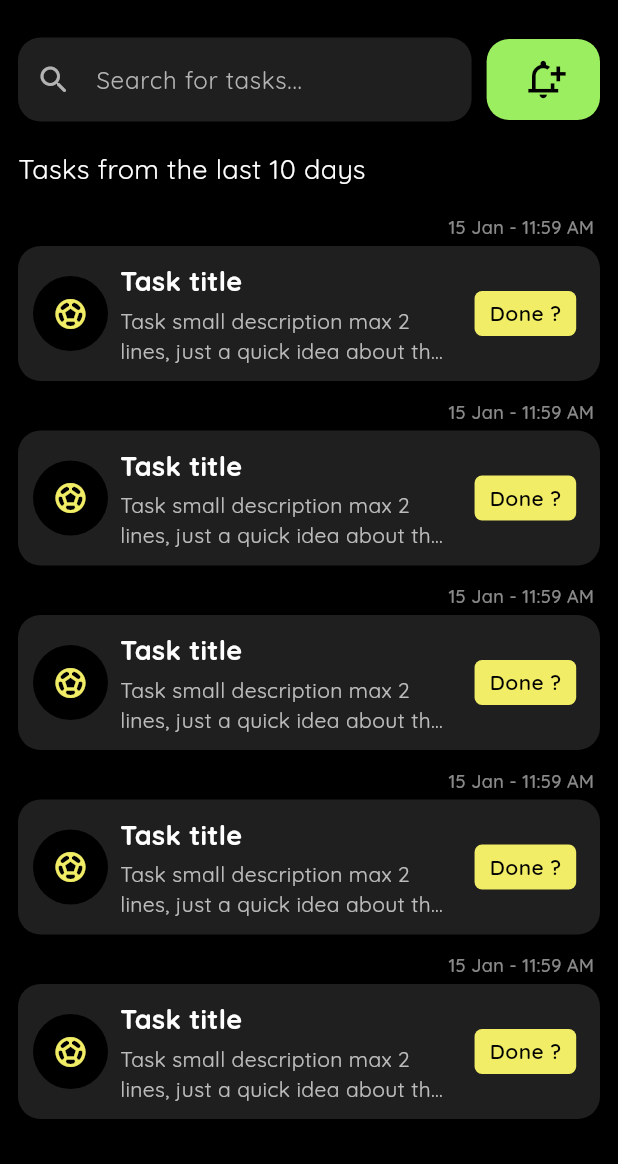
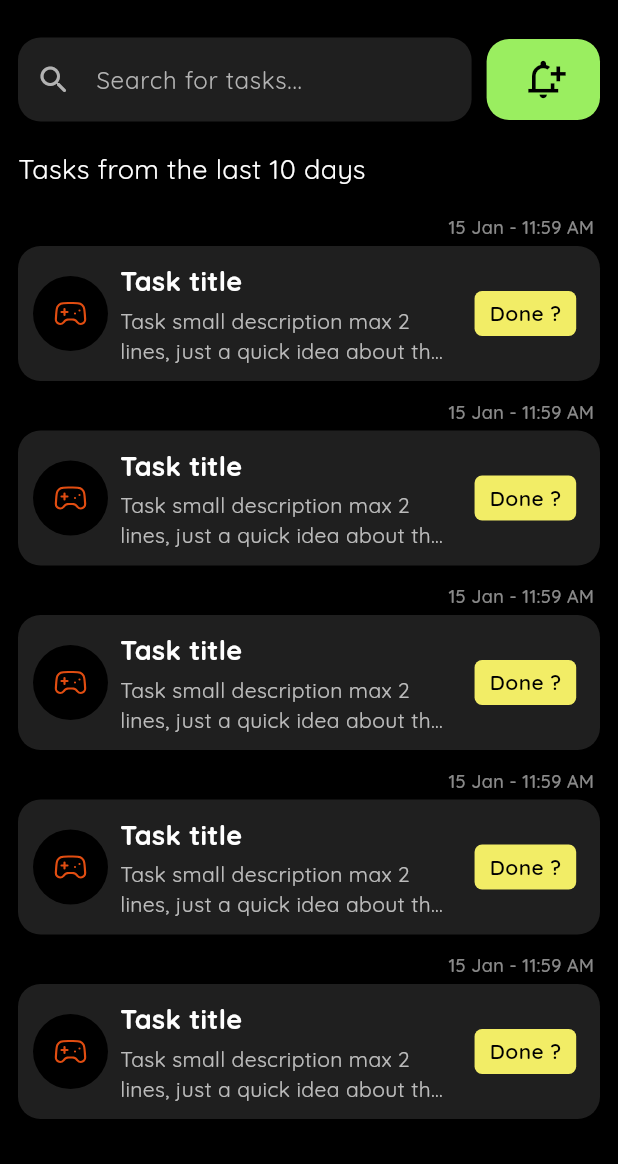
Before and after one commit to itsmeidris/reminder_of_tasks, a Flutter app: the screen it shows after launch, on a phone screen of 412 x 824 dp, the part 72-1236 px from its top. Run offline on Flutter 3.47's test engine with Material 3 defaults, Android fonts, the light colour scheme and no system bars; our stand-ins replace device_preview, flutter_local_notifications, flutter_svg, go_router, google_fonts.

Commit message:
App icon done

```diff
--- a/lib/main.dart
+++ b/lib/main.dart
@@ -28,7 +28,6 @@ class MainApp extends StatelessWidget {
         textTheme: GoogleFonts.quicksandTextTheme(), // Use Lato for all text
       ),
       debugShowCheckedModeBanner: false,
-      useInheritedMediaQuery: true,
       locale: DevicePreview.locale(context),
       builder: DevicePreview.appBuilder,
     );
--- a/lib/services/notifications_service.dart
+++ b/lib/services/notifications_service.dart
@@ -15,7 +15,7 @@ class NotificationsService {
 
     //ANDROID INIT SETTINGS
     const initSettingsAndroid =
-        AndroidInitializationSettings('@mipmap/ic_launcher');
+        AndroidInitializationSettings('assets/reminder.png');
 
     //IOS INIT SETTINGS
     const initSettingsIOS = DarwinInitializationSettings(
--- a/lib/views/widgets/custom_notification.dart
+++ b/lib/views/widgets/custom_notification.dart
@@ -1,4 +1,5 @@
 import 'package:flutter/material.dart';
+import 'package:flutter_svg/flutter_svg.dart';
 import 'package:notification_app/core/app_colors.dart';
 
 class CustomNotification extends StatelessWidget {
@@ -45,9 +46,11 @@ class CustomNotification extends StatelessWidget {
                           color: AppColors.myBlack),
                       child: Padding(
                         padding: const EdgeInsets.all(8.0),
-                        child: Icon(
-                          Icons.sports_soccer,
-                          color: AppColors.myYellow,
+                        child: SvgPicture.asset(
+                          'assets/hobby.svg',
+                          fit: BoxFit.scaleDown,
+                          colorFilter: ColorFilter.mode(
+                              AppColors.myRed, BlendMode.srcIn),
                         ),
                       ),
                     ),
```
Also changed, not shown: lib/views/widgets/custom_add_task_button.dart (+9 -5 lines), lib/views/widgets/task_informations_dialog.dart (added, +58 -0 lines), pubspec.yaml (+10 -0 lines), assets/fitness.svg (added), assets/hobby.svg (added), assets/learning.svg (added), assets/reminder.png (added), assets/social.svg (added), assets/spiritual.svg (added), assets/work.svg (added), pubspec.lock, 29 other files.
